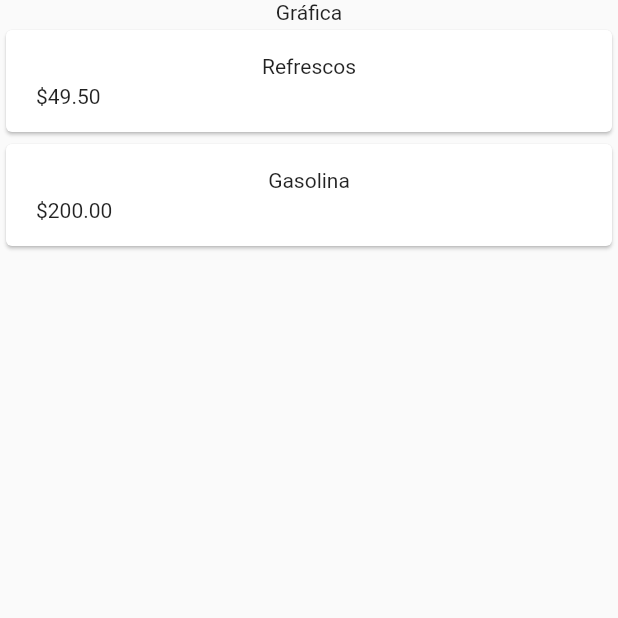
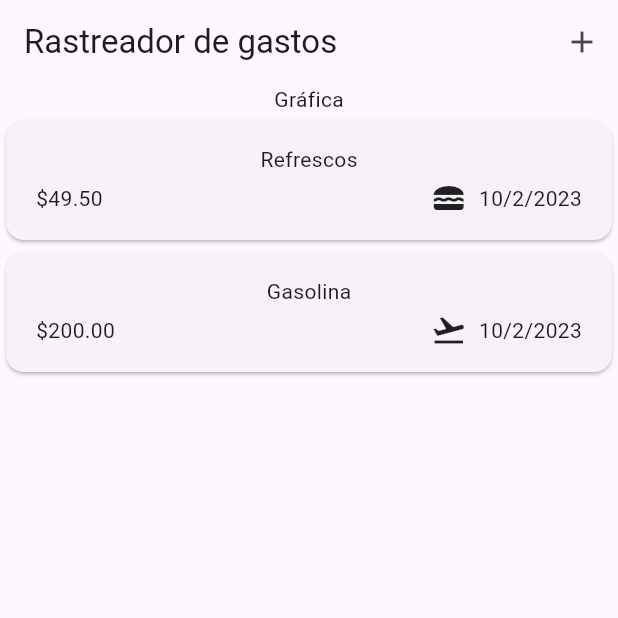
Before and after one commit to julioantonio12/expense-tracker, a Flutter app: the screen it shows after launch, on a phone screen of 412 x 824 dp, the top half of it. Run offline on Flutter 3.47's test engine with Material 2 defaults, Android fonts, the phone set to English and light mode, and no system bars.

Commit message:
Add modal to save expense and amount

```diff
--- a/lib/main.dart
+++ b/lib/main.dart
@@ -3,8 +3,9 @@ import 'package:expense_tracker/widgets/expenses.dart';
 
 void main() {
   runApp(
-    const MaterialApp(
-      home: Expenses(),
+    MaterialApp(
+      theme: ThemeData(useMaterial3: true),
+      home: const Expenses(),
     ),
   );
 }
--- a/lib/models/expense.dart
+++ b/lib/models/expense.dart
@@ -1,8 +1,19 @@
+import 'package:flutter/material.dart';
 import 'package:uuid/uuid.dart';
+import 'package:intl/intl.dart';
+
+final formatter = DateFormat.yMd();
 
 const uuid = Uuid();
 
 enum Category { food, travel, leisure, work }
+
+const categoryIcons = {
+  Category.food: Icons.lunch_dining,
+  Category.travel: Icons.flight_takeoff,
+  Category.leisure: Icons.movie,
+  Category.work: Icons.work,
+};
 
 class Expense {
   Expense(
@@ -17,4 +28,8 @@ class Expense {
   final double amount;
   final DateTime date;
   final Category category;
+
+  String get formattedDate {
+    return formatter.format(date);
+  }
 }
--- a/lib/widgets/expenses.dart
+++ b/lib/widgets/expenses.dart
@@ -2,6 +2,7 @@ import 'package:flutter/cupertino.dart';
 import 'package:flutter/material.dart';
 import 'package:expense_tracker/widgets/expenses_list/expenses_list.dart';
 import '../models/expense.dart';
+import 'new_expense.dart';
 
 class Expenses extends StatefulWidget {
   const Expenses({super.key});
@@ -26,9 +27,25 @@ class _ExpensesState extends State<Expenses> {
         category: Category.travel)
   ];
 
+  void _openAddExpenseOverlay() {
+    showModalBottomSheet(
+      context: context,
+      builder: (ctx) => const NewExpense(),
+    );
+  }
+
   @override
   Widget build(BuildContext context) {
     return Scaffold(
+      appBar: AppBar(
+        title: const Text("Rastreador de gastos"),
+        actions: [
+          IconButton(
+            onPressed: _openAddExpenseOverlay,
+            icon: const Icon(Icons.add),
+          ),
+        ],
+      ),
       body: Column(children: [
         const Text("Gráfica"),
         Expanded(
--- a/lib/widgets/expenses_list/expense_item.dart
+++ b/lib/widgets/expenses_list/expense_item.dart
@@ -19,6 +19,14 @@ class ExpenseItem extends StatelessWidget {
             Row(
               children: [
                 Text('\$${expense.amount.toStringAsFixed(2)}'),
+                const Spacer(),
+                Row(
+                  children: [
+                    Icon(categoryIcons[expense.category]),
+                    const SizedBox(width: 8),
+                    Text(expense.formattedDate),
+                  ],
+                ),
               ],
             ),
           ],
--- a/pubspec.yaml
+++ b/pubspec.yaml
@@ -35,6 +35,7 @@ dependencies:
   # Use with the CupertinoIcons class for iOS style icons.
   cupertino_icons: ^1.0.2
   uuid: ^4.1.0
+  intl: ^0.18.1
 
 dev_dependencies:
   flutter_test:
```
Also changed, not shown: lib/widgets/new_expense.dart (added, +66 -0 lines), pubspec.lock.
